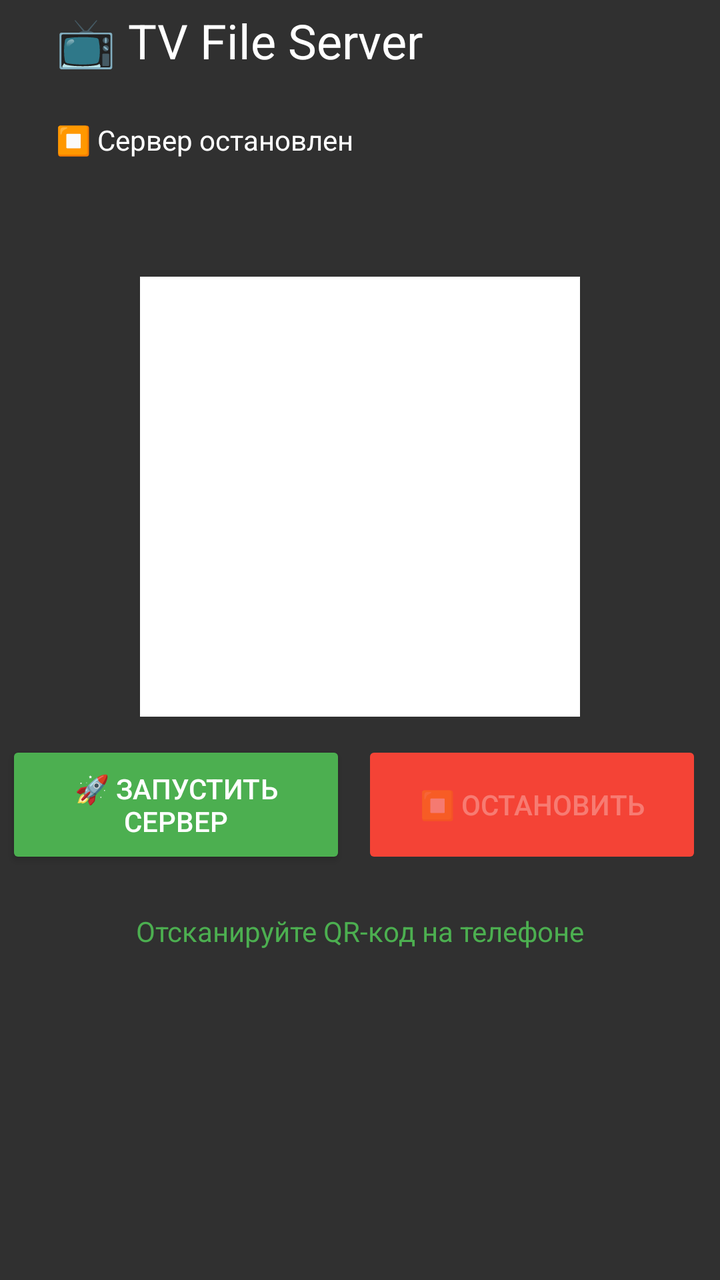
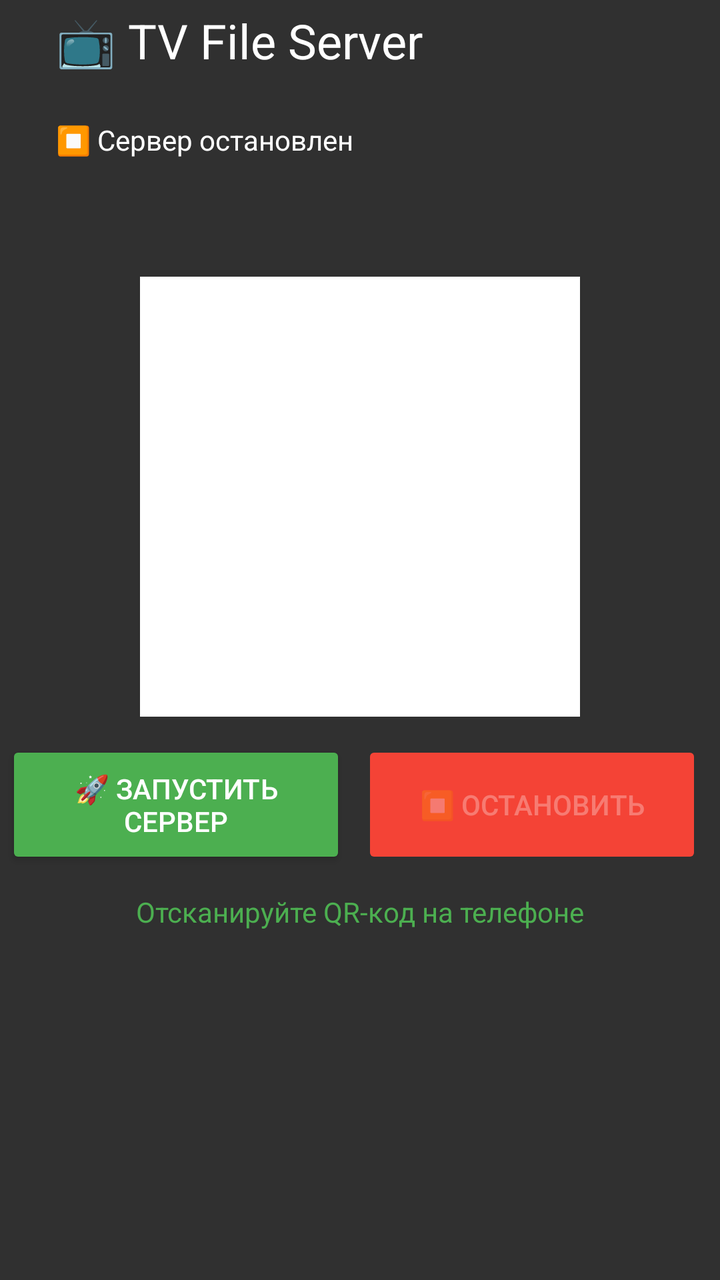

The first picture is an Android layout as it rendered before a commit; the second is the same layout after the commit. The layout source and the unified diff follow.
<!-- AndroidManifest.xml: application theme Theme.Leanback -->
<!-- res/layout/activity_main.xml -->
<?xml version="1.0" encoding="utf-8"?>
<LinearLayout xmlns:android="http://schemas.android.com/apk/res/android"
    android:layout_width="match_parent"
    android:layout_height="match_parent"
    android:orientation="vertical"
    android:padding="4dp"
    android:background="#303030">

    <TextView
        android:layout_width="wrap_content"
        android:layout_height="wrap_content"
        android:layout_marginLeft="24dp"
        android:layout_marginBottom="24dp"
        android:text="📺 TV File Server"
        android:textColor="#FFFFFF"
        android:textSize="24sp" />

    <TextView
        android:id="@+id/statusText"
        android:layout_width="wrap_content"
        android:layout_height="wrap_content"
        android:layout_marginLeft="24dp"
        android:text="⏹️ Сервер остановлен"
        android:textSize="14sp"
        android:textColor="#FFFFFF"
        android:layout_marginBottom="8dp"/>

    <TextView
        android:id="@+id/ipText"
        android:layout_width="wrap_content"
        android:layout_height="wrap_content"
        android:text=""
        android:textSize="20sp"
        android:textColor="#4CAF50"
        android:layout_marginBottom="24dp"/>

    

    <ImageView
        android:id="@+id/qrView"
        android:layout_width="220dp"
        android:layout_height="220dp"
        android:layout_gravity="center_horizontal"
        android:layout_marginBottom="12dp"
        android:background="#FFFFFF"
        android:padding="5dp"
        android:visibility="visible" />

    <LinearLayout
        android:layout_width="354dp"
        android:layout_height="64dp"
        android:layout_gravity="center_horizontal"
        android:orientation="horizontal">

        <Button
            android:id="@+id/startButton"
            android:layout_width="170dp"
            android:layout_height="match_parent"
            android:layout_marginEnd="8dp"
            android:backgroundTint="#4CAF50"
            android:text="🚀 Запустить сервер"
            android:textSize="14sp" />

        <Button
            android:id="@+id/stopButton"
            android:layout_width="170dp"
            android:layout_height="match_parent"
            android:backgroundTint="#F44336"
            android:enabled="false"
            android:text="⏹️ Остановить"
            android:textSize="14sp" />

    </LinearLayout>

    <LinearLayout
        android:layout_width="990dp"
        android:layout_height="wrap_content"
        android:layout_gravity="center_horizontal"
        android:orientation="vertical">

        <TextView
            android:layout_width="wrap_content"
            android:layout_height="wrap_content"
            android:layout_marginTop="0dp"
            android:text="Файлы сохраняются в папку Download"
            android:textColor="#888888"
            android:textSize="16sp" />

        
        <TextView
            android:layout_width="wrap_content"
            android:layout_height="wrap_content"
            android:layout_gravity="center_horizontal"
            android:layout_marginTop="0dp"
            android:text="Отсканируйте QR-код на телефоне"
            android:textColor="#4CAF50"
            android:textSize="14sp" />
    </LinearLayout>

</LinearLayout>
<!-- resources referenced by this layout -->
<resources>
  <style name="Theme.Leanback" parent="Theme.AppCompat.NoActionBar">
          <item name="android:windowFullscreen">true</item>
          <item name="android:windowNoTitle">true</item>
      </style>
</resources>

<!-- the commit's change to res/layout/activity_main.xml (unified diff, before → after) -->
@@ -29,6 +29,7 @@
         android:id="@+id/ipText"
         android:layout_width="wrap_content"
         android:layout_height="wrap_content"
+        android:layout_marginLeft="24dp"
         android:text=""
         android:textSize="20sp"
         android:textColor="#4CAF50"
@@ -50,7 +51,8 @@
         android:layout_width="354dp"
         android:layout_height="64dp"
         android:layout_gravity="center_horizontal"
-        android:orientation="horizontal">
+        android:orientation="horizontal"
+        android:layout_marginBottom="12dp">
 
         <Button
             android:id="@+id/startButton"
@@ -73,18 +75,10 @@
     </LinearLayout>
 
     <LinearLayout
-        android:layout_width="990dp"
+        android:layout_width="943dp"
         android:layout_height="wrap_content"
         android:layout_gravity="center_horizontal"
         android:orientation="vertical">
-
-        <TextView
-            android:layout_width="wrap_content"
-            android:layout_height="wrap_content"
-            android:layout_marginTop="0dp"
-            android:text="Файлы сохраняются в папку Download"
-            android:textColor="#888888"
-            android:textSize="16sp" />
 
         
         <TextView
@@ -95,6 +89,14 @@
             android:text="Отсканируйте QR-код на телефоне"
             android:textColor="#4CAF50"
             android:textSize="14sp" />
+
+        <TextView
+            android:layout_width="205dp"
+            android:layout_height="wrap_content"
+            android:layout_marginTop="0dp"
+            android:text="Файлы сохраняются\n в папку Download"
+            android:textColor="#888888"
+            android:textSize="16sp" />
     </LinearLayout>
 
 </LinearLayout>
